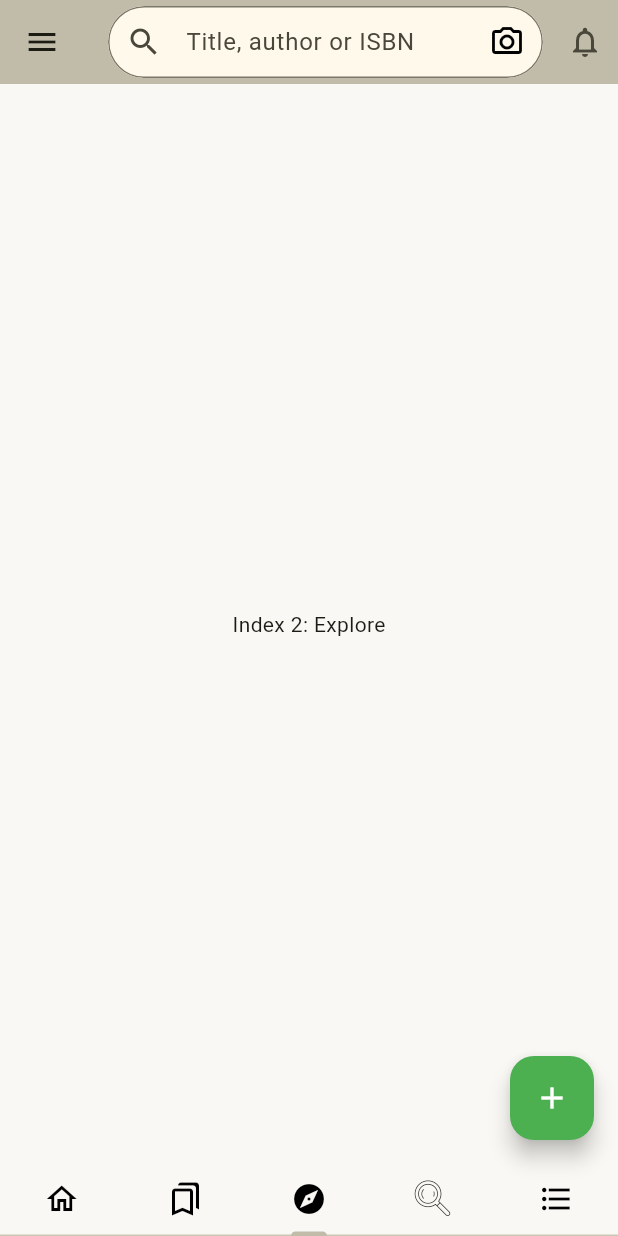
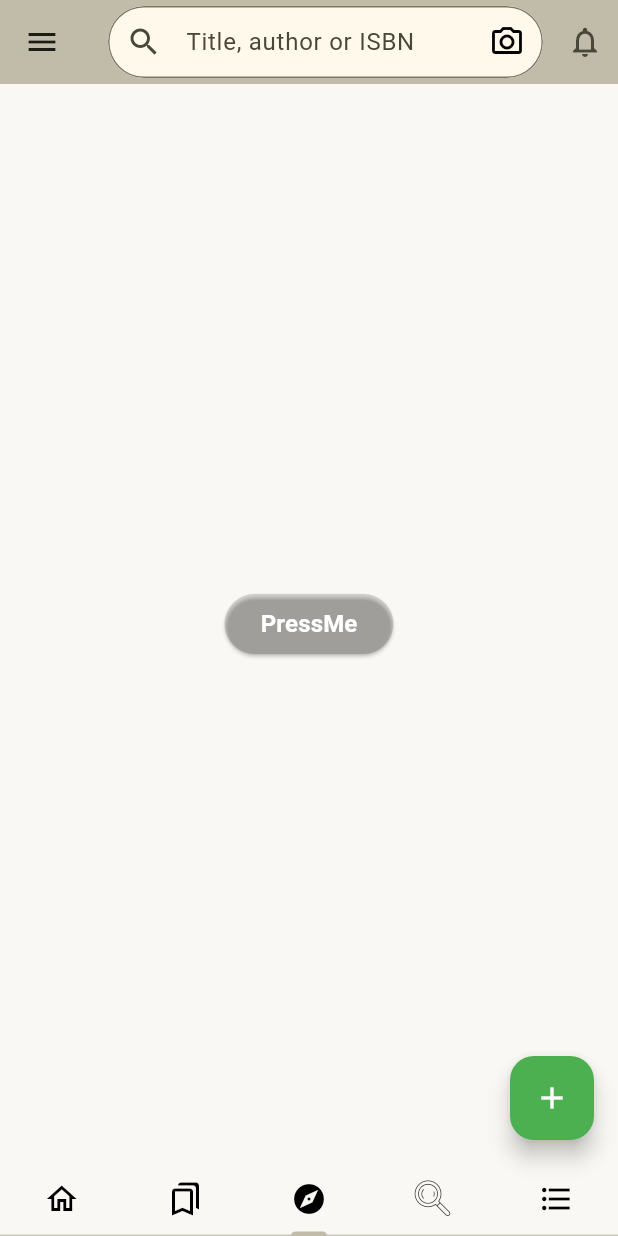
Before and after one commit to sofeeka/Empat_Project_03, a Flutter app: the screen it shows after launch, item 3 of the bottom bar chosen, on a phone screen of 412 x 824 dp. Run offline on Flutter 3.47's test engine with Material 3 defaults, Android fonts, the phone set to English and light mode, and no system bars; network calls fail.

Commit message:
Finished missing tasks

```diff
--- a/lib/main.dart
+++ b/lib/main.dart
@@ -1,3 +1,4 @@
+import 'package:empat_project_03/screens/button_set_state_screen.dart';
 import 'package:flutter/material.dart';
 import 'package:empat_project_03/themes/colors.dart';
 import 'package:empat_project_03/bars/MyAppBar.dart';
@@ -41,7 +42,7 @@ class _MyHomePageState extends State<MyHomePage>
   static const List<Tab> _widgetOptions = <Tab>[
     Tab(child: Home()),
     Tab(child: MyBooks()),
-    Tab(child: Text('Index 2: Explore')),
+    Tab(child: MyButton()),
     Tab(child: Text('Index 3: Search')),
     Tab(child: Text('Index 4: More'))
   ];
@@ -97,7 +98,7 @@ class _MyHomePageState extends State<MyHomePage>
 
   final GlobalKey<ScaffoldState> _scaffoldKey = GlobalKey<ScaffoldState>();
 
-  final Color FABColor = bookCardButtonColor[bookCardButtonColor.length - 1]; // last color - 5 star rating
+  final Color FABColor = bookCardButtonColorList[bookCardButtonColorList.length - 1]; // last color - 5 star rating
   @override
   Widget build(BuildContext context) {
     return Scaffold(
--- /dev/null
+++ b/lib/screens/button_set_state_screen.dart
@@ -0,0 +1,47 @@
+import 'package:flutter/material.dart';
+
+import '../themes/colors.dart';
+
+class MyButton extends StatefulWidget {
+  const MyButton({super.key});
+
+  @override
+  State<MyButton> createState() => _MyButtonState();
+}
+
+class _MyButtonState extends State<MyButton> {
+  void buttonPressed() {
+    setState(() {
+      colorIndex++;
+    });
+  }
+
+  int colorIndex = 0;
+
+  @override
+  Widget build(BuildContext context) {
+    return Center(
+      child: Column(
+        mainAxisAlignment: MainAxisAlignment.center,
+        children: [
+          ElevatedButton(
+            onPressed: buttonPressed,
+            style: ButtonStyle(
+              backgroundColor: MaterialStatePropertyAll(
+                bookCardButtonColorList[colorIndex % bookCardButtonColorList.length],
+              ),
+            ),
+            child: Text(
+              colorIndex == 0 ? 'PressMe' : 'I Change state',
+              style: const TextStyle(
+                fontSize: 16,
+                fontWeight: FontWeight.bold,
+                color: Colors.white,
+              ),
+            ),
+          ),
+        ],
+      ),
+    );
+  }
+}
--- a/lib/themes/colors.dart
+++ b/lib/themes/colors.dart
@@ -1,5 +1,3 @@
-import 'dart:ui';
-
 import 'package:flutter/material.dart';
 
 const Color appBarColor = Color.fromRGBO(192, 188, 169, 100);
@@ -10,7 +8,7 @@ const Color homeBackground = Color.fromRGBO(192, 188, 169, 100);
 
 const Color bookCardBackground = Color.fromARGB(255, 255, 255, 255);
 
-const List<Color> bookCardButtonColor =
+const List<Color> bookCardButtonColorList =
 [
   Colors.black12,
   Colors.red,
--- a/lib/widgets/book_card/book_card_details.dart
+++ b/lib/widgets/book_card/book_card_details.dart
@@ -56,7 +56,7 @@ class _BookCardDetailsState extends State<BookCardDetails> {
           GestureDetector(
             child: Container(
               decoration: BoxDecoration(
-                color: bookCardButtonColor[widget.book.rating ?? 0],
+                color: bookCardButtonColorList[widget.book.rating ?? 0],
                 borderRadius: BorderRadius.circular(5),
               ),
               child: const Row(
```
Also changed, not shown: lib/widgets/book_card/book_card_rating.dart (+8 -3 lines).
